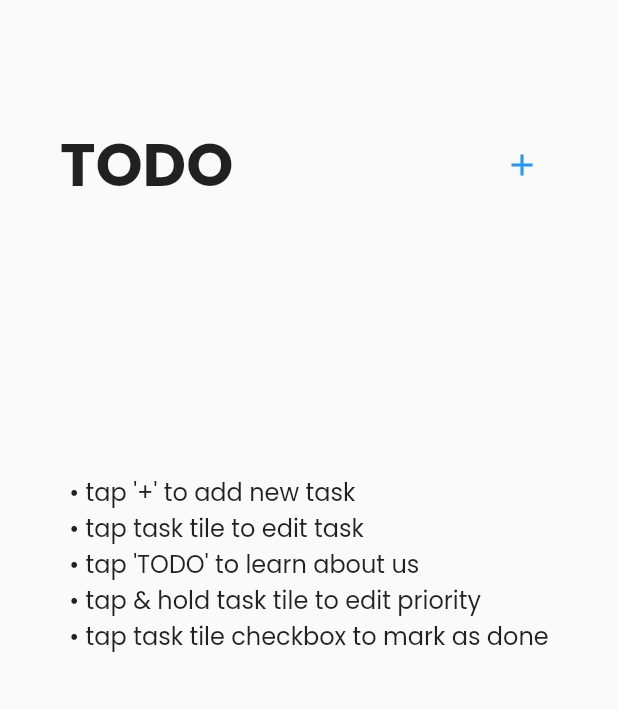
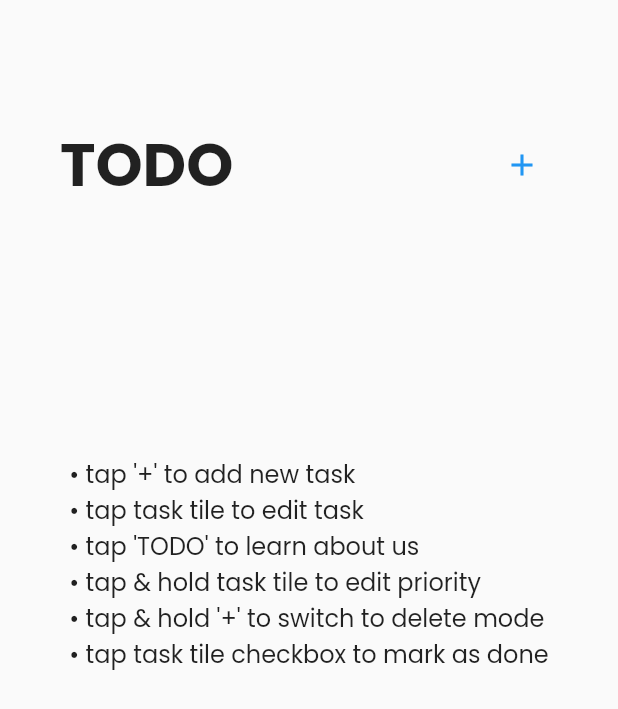
Before and after one commit to zenzeii/TODO, a Flutter app: the screen it shows after launch, on a phone screen of 412 x 824 dp. Shown: the top 709 px of the screen. Run offline on Flutter 3.47's test engine with Material 2 defaults, Android fonts, the phone set to English and light mode, and no system bars; our stand-ins replace google_fonts, sqflite; accounts and stored records are empty.

Commit message:
add feature to toggle to delete mode

```diff
--- a/lib/screens/todo_list_screen.dart
+++ b/lib/screens/todo_list_screen.dart
@@ -123,7 +123,7 @@ class _TodoListScreenState extends State<TodoListScreen> {
                           ),
                         ),
                       ),
-                      Expanded(child: SizedBox()),
+                      Expanded(child: Container()),
                       IconButton(
                         icon: deleteMode
                             ? Icon(
@@ -213,7 +213,9 @@ class _TodoListScreenState extends State<TodoListScreen> {
                             ),
                           ),
                           Expanded(child: SizedBox()),
-                          IconButton(
+                          GestureDetector(
+                            onLongPress: _toggleDeleteMode,
+                            child: IconButton(
                               icon: deleteMode
                                   ? Icon(
                                       Icons.check,
@@ -231,6 +233,7 @@ class _TodoListScreenState extends State<TodoListScreen> {
                                         builder: (_) => AddTodoScreen(
                                           updateTodoList: _updateTodoList,
                                           todoListLen: snapshot.data.length,
+                                        ),
                                       ),
                                     ),
                             ),
@@ -254,6 +257,7 @@ class _TodoListScreenState extends State<TodoListScreen> {
                                     "• tap task tile to edit task \n"
                                     "• tap 'TODO' to learn about us \n"
                                     "• tap & hold task tile to edit priority\n"
+                                    "• tap & hold '+' to switch to delete mode\n"
                                     "• tap task tile checkbox to mark as done",
                                     style: GoogleFonts.poppins(fontSize: 16),
                                   ),
```
Lines whose indentation alone changed are shown as unchanged.
